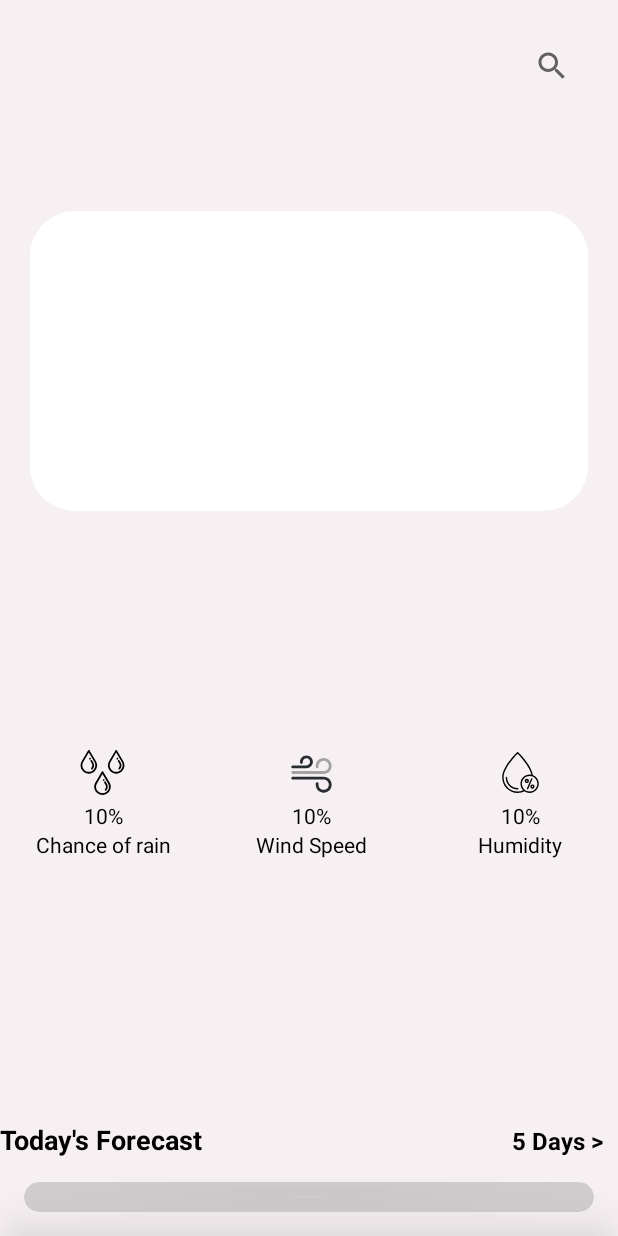
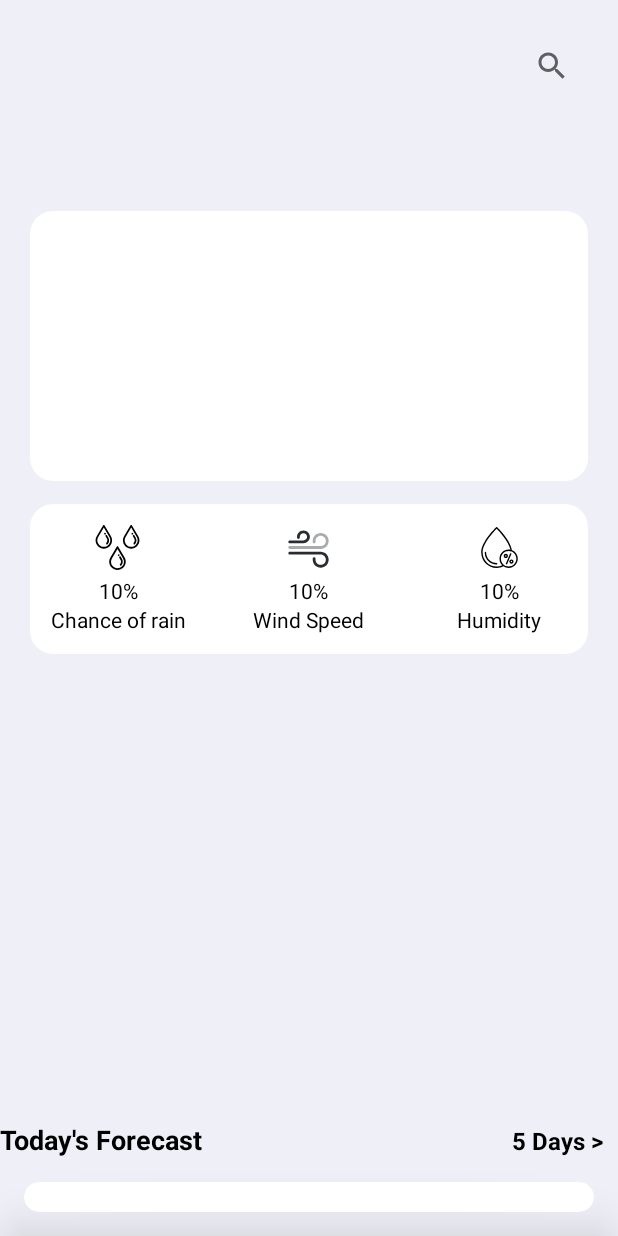
Before and after one commit to ZubkoKarina/Kotlin_Weather_Forecast_App, an Android app: the screen it shows after launch (MainActivity), on a phone screen of 412 x 824 dp. Run offline under Robolectric (Android 15) with nearby library versions, the phone set to English and light mode, and no system bars; our stand-ins replace data binding; 3 statements that could not run were skipped.

Commit message:
Changes to the layout of the middle card

```diff
--- a/app/src/main/java/com/example/weather_forecast_app/MainActivity.kt
+++ b/app/src/main/java/com/example/weather_forecast_app/MainActivity.kt
@@ -5,6 +5,7 @@ import android.content.Context
 import android.content.Intent
 import android.content.pm.PackageManager
 import android.content.res.Configuration
+import android.content.res.Resources
 import android.graphics.Color
 import android.location.Geocoder
 import android.location.Location
@@ -167,7 +168,7 @@ class MainActivity : AppCompatActivity() {
             }
         })
         binding.searchView.setOnSearchClickListener {
-            binding.searchView.layoutParams.width = 500
+            binding.searchView.layoutParams.width = 970
             binding.searchView.requestLayout()
         }
         binding.searchView.setOnCloseListener {
@@ -176,9 +177,12 @@ class MainActivity : AppCompatActivity() {
             false
         }
 
+        val cityNameTextView = binding.cityName
+        val params = cityNameTextView.layoutParams as ViewGroup.MarginLayoutParams
+        params.setMargins(30.dpToPx(), params.topMargin, params.rightMargin, params.bottomMargin)
+        cityNameTextView.layoutParams = params
+
     }
-
-
     private fun checkLocationPermissions(): Boolean {
         val fineLocationPermission = ContextCompat.checkSelfPermission(
             this,
@@ -191,7 +195,11 @@ class MainActivity : AppCompatActivity() {
         return fineLocationPermission == PackageManager.PERMISSION_GRANTED &&
                 coarseLocationPermission == PackageManager.PERMISSION_GRANTED
     }
-    // Function to request location permissions
+    fun Int.dpToPx(): Int {
+        val density = Resources.getSystem().displayMetrics.density
+        return (this * density).toInt()
+    }
+
     private fun requestLocationPermissions() {
         ActivityCompat.requestPermissions(
             this,
--- a/app/src/main/res/drawable/white_background.xml
+++ b/app/src/main/res/drawable/white_background.xml
@@ -1,5 +1,5 @@
 <?xml version="1.0" encoding="utf-8"?>
 <shape xmlns:android="http://schemas.android.com/apk/res/android">
     <solid android:color="@color/snow_white" />
-    <corners android:radius="30sp" />
+    <corners android:radius="15sp" />
 </shape>
--- a/app/src/main/res/layout/testlayout.xml
+++ b/app/src/main/res/layout/testlayout.xml
@@ -39,17 +39,18 @@
         <androidx.constraintlayout.widget.ConstraintLayout
             android:id="@+id/constraintLayout"
             android:layout_width="match_parent"
-            android:layout_height="200dp"
+            android:layout_height="180dp"
+            android:layout_marginStart="20dp"
             android:layout_marginTop="15dp"
+            android:layout_marginEnd="20dp"
             app:layout_constraintEnd_toEndOf="parent"
+            app:layout_constraintStart_toStartOf="parent"
             app:layout_constraintTop_toBottomOf="@+id/cityName">
 
             <TextView
                 android:id="@+id/myWhiteWindow"
                 android:layout_width="match_parent"
                 android:layout_height="match_parent"
-                android:layout_marginStart="20dp"
-                android:layout_marginEnd="20dp"
                 android:background="@drawable/white_background"
                 android:paddingStart="10dp"
                 android:paddingBottom="10dp"
@@ -63,57 +64,39 @@
         </androidx.constraintlayout.widget.ConstraintLayout>
 
         <androidx.constraintlayout.widget.ConstraintLayout
+            android:id="@+id/constraintLayoutSecond"
             android:layout_width="match_parent"
-            android:layout_height="wrap_content"
-            android:layout_marginTop="500dp"
-            android:orientation="vertical"
+            android:layout_height="100dp"
+            android:layout_marginStart="20dp"
+            android:layout_marginTop="15dp"
+            android:layout_marginEnd="20dp"
             app:layout_constraintEnd_toEndOf="parent"
-            app:layout_constraintHorizontal_bias="0.0"
             app:layout_constraintStart_toStartOf="parent"
-            app:layout_constraintTop_toTopOf="parent">
-
-
-            <ImageView
-                android:id="@+id/imageMain"
-                android:layout_width="50dp"
-                android:layout_height="50dp"
-                android:layout_gravity="center"
-                android:outlineProvider="bounds" />
+            app:layout_constraintTop_toBottomOf="@+id/constraintLayout">
 
             <TextView
-                android:id="@+id/tempMain"
-                android:layout_width="wrap_content"
-                android:layout_height="wrap_content"
-                android:layout_gravity="center"
-                android:textColor="@android:color/black"
-                android:textSize="60sp"
-                android:textStyle="bold" />
-
-            <TextView
-                android:id="@+id/descMain"
-                android:layout_width="wrap_content"
-                android:layout_height="wrap_content"
-                android:layout_gravity="center"
-                android:textColor="@android:color/black"
-                android:textSize="25sp"
-                android:textStyle="bold" />
-
-            <TextView
-                android:id="@+id/dateDayMain"
-                android:layout_width="wrap_content"
-                android:layout_height="wrap_content"
-                android:layout_gravity="center"
-                android:layout_marginTop="4dp"
-                android:textColor="@android:color/black"
-                android:textSize="18sp"
-                android:textStyle="italic" />
+                android:id="@+id/myWhiteWindowSecond"
+                android:layout_width="match_parent"
+                android:layout_height="match_parent"
+                android:background="@drawable/white_background"
+                android:paddingStart="10dp"
+                android:paddingBottom="10dp"
+                app:layout_constraintBottom_toBottomOf="parent"
+                app:layout_constraintEnd_toEndOf="parent"
+                app:layout_constraintHorizontal_bias="1.0"
+                app:layout_constraintStart_toStartOf="parent"
+                app:layout_constraintTop_toTopOf="parent"
+                app:layout_constraintVertical_bias="0.0" />
 
             <LinearLayout
                 android:layout_width="match_parent"
                 android:layout_height="wrap_content"
                 android:layout_gravity="bottom"
-                android:layout_marginStart="4dp"
-                android:orientation="horizontal">
+                android:orientation="horizontal"
+                app:layout_constraintBottom_toBottomOf="parent"
+                app:layout_constraintEnd_toEndOf="parent"
+                app:layout_constraintStart_toStartOf="parent"
+                app:layout_constraintTop_toTopOf="parent">
 
                 <LinearLayout
                     android:layout_width="0dp"
@@ -123,7 +106,6 @@
                     android:orientation="vertical">
 
                     <ImageView
-                        android:id="@+id/mainRainIcon"
                         android:layout_width="30dp"
                         android:layout_height="30dp"
                         android:layout_marginBottom="4dp"
@@ -215,6 +197,55 @@
                         android:textColor="@android:color/black" />
                 </LinearLayout>
             </LinearLayout>
+
+        </androidx.constraintlayout.widget.ConstraintLayout>
+
+        <androidx.constraintlayout.widget.ConstraintLayout
+            android:layout_width="match_parent"
+            android:layout_height="wrap_content"
+            android:layout_marginTop="500dp"
+            android:orientation="vertical"
+            app:layout_constraintEnd_toEndOf="parent"
+            app:layout_constraintHorizontal_bias="0.0"
+            app:layout_constraintStart_toStartOf="parent"
+            app:layout_constraintTop_toTopOf="parent">
+
+            <ImageView
+                android:id="@+id/imageMain"
+                android:layout_width="50dp"
+                android:layout_height="50dp"
+                android:layout_gravity="center"
+                android:outlineProvider="bounds" />
+
+            <TextView
+                android:id="@+id/tempMain"
+                android:layout_width="wrap_content"
+                android:layout_height="wrap_content"
+                android:layout_gravity="center"
+                android:textColor="@android:color/black"
+                android:textSize="60sp"
+                android:textStyle="bold" />
+
+            <TextView
+                android:id="@+id/descMain"
+                android:layout_width="wrap_content"
+                android:layout_height="wrap_content"
+                android:layout_gravity="center"
+                android:textColor="@android:color/black"
+                android:textSize="25sp"
+                android:textStyle="bold" />
+
+            <TextView
+                android:id="@+id/dateDayMain"
+                android:layout_width="wrap_content"
+                android:layout_height="wrap_content"
+                android:layout_gravity="center"
+                android:layout_marginTop="4dp"
+                android:textColor="@android:color/black"
+                android:textSize="18sp"
+                android:textStyle="italic" />
+
+
         </androidx.constraintlayout.widget.ConstraintLayout>
 
         <LinearLayout
@@ -224,8 +255,7 @@
             android:orientation="vertical"
             app:layout_constraintBottom_toBottomOf="parent"
             app:layout_constraintEnd_toEndOf="parent"
-            app:layout_constraintStart_toStartOf="parent"
-            app:layout_constraintTop_toBottomOf="@+id/myWhiteWindow">
+            app:layout_constraintStart_toStartOf="parent">
 
             <LinearLayout
                 android:layout_width="match_parent"
@@ -257,7 +287,6 @@
                 android:layout_width="match_parent"
                 android:layout_height="wrap_content"
                 android:layout_margin="16dp"
-                android:backgroundTint="#80A9A9A9"
                 app:cardCornerRadius="20dp"
                 app:cardElevation="20dp">
 
--- a/app/src/main/res/values/colors.xml
+++ b/app/src/main/res/values/colors.xml
@@ -8,7 +8,7 @@
     <color name="black">#FF000000</color>
     <color name="white">#FFFFFFFF</color>
 
-    <color name="medium_gray">#f6f0f2</color>
+    <color name="medium_gray">#efeff7</color>
     <color name="snow_white">#ffffff</color>
     <color name="light_black">#0d0d0d</color>
     <color name="deep_blue">#4f86eb</color>
```
